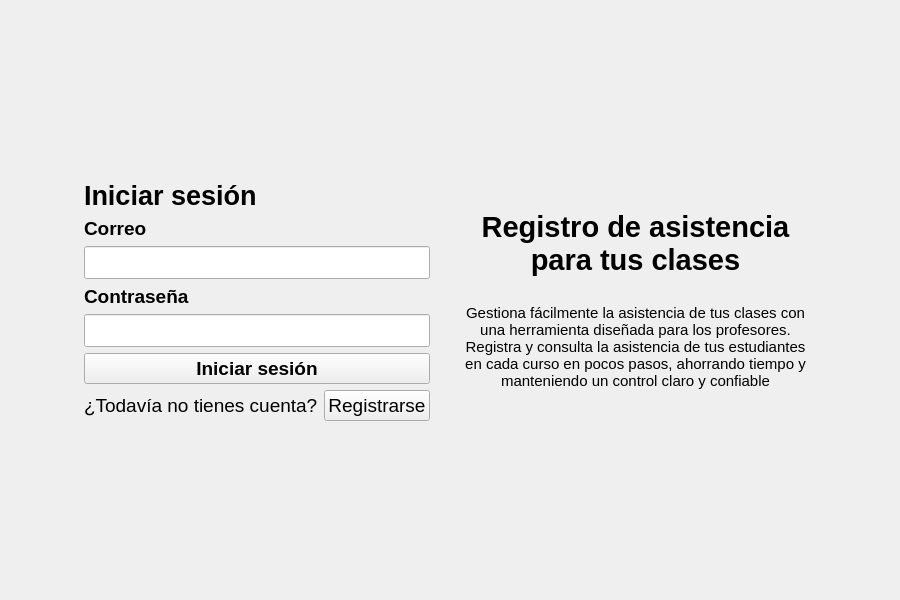
Old version of the form views/login.ui in the repository Cata-Estrada/Registro_Asistencia_Estudiantil.
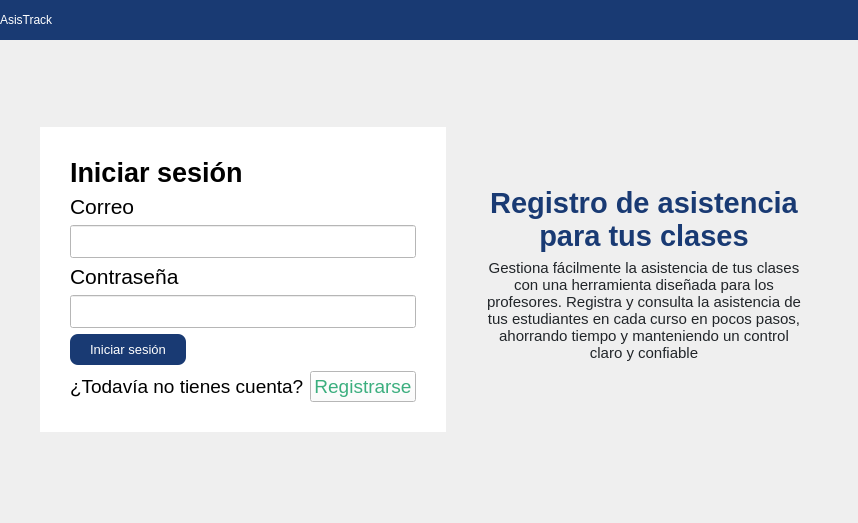
New version of the form.

Commit message: UI: actualización de estilo en vistas (layouts, íconos, y recursos)

The edit to the form file:
```diff
--- a/views/login.ui
+++ b/views/login.ui
@@ -6,15 +6,28 @@
    <rect>
     <x>0</x>
     <y>0</y>
-    <width>900</width>
-    <height>600</height>
+    <width>858</width>
+    <height>523</height>
    </rect>
   </property>
   <property name="windowTitle">
    <string>Form</string>
   </property>
-  <layout class="QHBoxLayout" name="mainLayout">
-   <item>
+  <property name="styleSheet">
+   <string notr="true">
+</string>
+  </property>
+  <layout class="QGridLayout" name="gridLayout">
+   <property name="leftMargin">
+    <number>0</number>
+   </property>
+   <property name="topMargin">
+    <number>0</number>
+   </property>
+   <property name="rightMargin">
+    <number>0</number>
+   </property>
+   <item row="1" column="0">
     <spacer name="horizontalSpacer_left">
      <property name="orientation">
       <enum>Qt::Horizontal</enum>
@@ -27,7 +40,7 @@
      </property>
     </spacer>
    </item>
-   <item>
+   <item row="1" column="1">
     <widget class="QWidget" name="widget" native="true">
      <layout class="QVBoxLayout" name="loginLayout">
       <item>
@@ -44,6 +57,40 @@
        </spacer>
       </item>
       <item>
+       <widget class="QWidget" name="widget_2" native="true">
+        <property name="styleSheet">
+         <string notr="true">background-color: rgb(255, 255, 255);</string>
+        </property>
+        <layout class="QGridLayout" name="gridLayout_2">
+         <property name="leftMargin">
+          <number>30</number>
+         </property>
+         <property name="topMargin">
+          <number>30</number>
+         </property>
+         <property name="rightMargin">
+          <number>30</number>
+         </property>
+         <property name="bottomMargin">
+          <number>30</number>
+         </property>
+         <item row="0" column="0">
+          <layout class="QVBoxLayout" name="verticalLayout_5">
+           <property name="leftMargin">
+            <number>0</number>
+           </property>
+           <property name="topMargin">
+            <number>0</number>
+           </property>
+           <property name="rightMargin">
+            <number>0</number>
+           </property>
+           <property name="bottomMargin">
+            <number>0</number>
+           </property>
+           <item>
+            <layout class="QVBoxLayout" name="verticalLayout_6">
+             <item>
        <widget class="QLabel" name="label">
         <property name="font">
          <font>
@@ -57,29 +104,18 @@
        </widget>
       </item>
       <item>
-       <layout class="QVBoxLayout" name="verticalLayout_3">
-        <property name="leftMargin">
-         <number>0</number>
-        </property>
-        <property name="topMargin">
-         <number>0</number>
-        </property>
-        <property name="rightMargin">
-         <number>0</number>
-        </property>
-        <property name="bottomMargin">
-         <number>0</number>
-        </property>
-        <item>
-         <layout class="QVBoxLayout" name="verticalLayout">
-          <item>
            <widget class="QLabel" name="titulo_correo">
             <property name="font">
              <font>
-              <pointsize>14</pointsize>
-              <bold>true</bold>
-             </font>
-            </property>
+                 <family>Segoe UI</family>
+                 <pointsize>16</pointsize>
+                 <italic>false</italic>
+                 <bold>false</bold>
+                </font>
+               </property>
+               <property name="styleSheet">
+                <string notr="true">font: 16pt &quot;Segoe UI&quot;;</string>
+               </property>
             <property name="text">
              <string>Correo</string>
             </property>
@@ -97,15 +133,20 @@
          </layout>
         </item>
         <item>
-         <layout class="QVBoxLayout" name="verticalLayout_2">
+            <layout class="QVBoxLayout" name="verticalLayout_7">
           <item>
            <widget class="QLabel" name="titulo_contrasena">
             <property name="font">
              <font>
-              <pointsize>14</pointsize>
-              <bold>true</bold>
-             </font>
-            </property>
+                 <family>Segoe UI</family>
+                 <pointsize>16</pointsize>
+                 <italic>false</italic>
+                 <bold>false</bold>
+                </font>
+               </property>
+               <property name="styleSheet">
+                <string notr="true">font: 16pt &quot;Segoe UI&quot;;</string>
+               </property>
             <property name="text">
              <string>Contraseña</string>
             </property>
@@ -120,16 +161,33 @@
             </property>
            </widget>
           </item>
-         </layout>
-        </item>
+             <item>
+              <layout class="QHBoxLayout" name="horizontalLayout_3">
         <item>
          <widget class="QPushButton" name="iniciar_sesion">
           <property name="font">
            <font>
-            <pointsize>14</pointsize>
-            <bold>true</bold>
-           </font>
-          </property>
+                   <family>Segoe UI</family>
+                   <pointsize>10</pointsize>
+                   <italic>false</italic>
+                   <bold>false</bold>
+                  </font>
+                 </property>
+                 <property name="styleSheet">
+                  <string notr="true">QPushButton#iniciar_sesion {
+    border: none;
+    background-color: #193A73;  /* Azul Figma */
+    color: white;
+    font: 10pt &quot;Segoe UI&quot;;
+    padding: 8px 20px;
+    border-radius: 8px;
+}
+
+QPushButton#iniciar_sesion:hover {
+    background-color: #2e3bd1;  /* Azul más oscuro al hover */
+}
+</string>
+                 </property>
           <property name="text">
            <string>Iniciar sesión</string>
           </property>
@@ -139,9 +197,26 @@
          </widget>
         </item>
         <item>
-         <layout class="QHBoxLayout" name="horizontalLayout">
+                <spacer name="horizontalSpacer">
+                 <property name="orientation">
+                  <enum>Qt::Horizontal</enum>
+                 </property>
+                 <property name="sizeHint" stdset="0">
+                  <size>
+                   <width>188</width>
+                   <height>20</height>
+                  </size>
+                 </property>
+                </spacer>
+               </item>
+              </layout>
+             </item>
+            </layout>
+           </item>
           <item>
-           <widget class="QLabel" name="label_2">
+            <layout class="QHBoxLayout" name="horizontalLayout_2">
+             <item>
+              <widget class="QLabel" name="label_4">
             <property name="font">
              <font>
               <pointsize>14</pointsize>
@@ -161,6 +236,9 @@
               <bold>false</bold>
              </font>
             </property>
+               <property name="styleSheet">
+                <string notr="true">color: rgb(59, 174, 126);</string>
+               </property>
             <property name="text">
              <string>Registrarse</string>
             </property>
@@ -173,6 +251,9 @@
         </item>
        </layout>
       </item>
+        </layout>
+       </widget>
+      </item>
       <item>
        <spacer name="verticalSpacer_bottom">
         <property name="orientation">
@@ -189,7 +270,7 @@
      </layout>
     </widget>
    </item>
-   <item>
+   <item row="1" column="2">
     <widget class="QWidget" name="widget_3" native="true">
      <layout class="QVBoxLayout" name="verticalLayout_4">
       <property name="leftMargin">
@@ -227,6 +308,9 @@
             <bold>true</bold>
            </font>
           </property>
+          <property name="styleSheet">
+           <string notr="true">color: rgb(25, 58, 115);</string>
+          </property>
           <property name="text">
            <string>Registro de asistencia para tus clases</string>
           </property>
@@ -238,19 +322,6 @@
           </property>
          </widget>
         </item>
-        <item>
-         <spacer name="smallSpacer_between_title_desc">
-          <property name="orientation">
-           <enum>Qt::Vertical</enum>
-          </property>
-          <property name="sizeHint" stdset="0">
-           <size>
-            <width>10</width>
-            <height>10</height>
-           </size>
-          </property>
-         </spacer>
-        </item>
         <item>
          <widget class="QLabel" name="label_3">
           <property name="font">
@@ -258,6 +329,9 @@
             <pointsize>11</pointsize>
            </font>
           </property>
+          <property name="styleSheet">
+           <string notr="true">color: rgb(33, 37, 41);</string>
+          </property>
           <property name="text">
            <string>Gestiona fácilmente la asistencia de tus clases con una herramienta diseñada para los profesores. Registra y consulta la asistencia de tus estudiantes en cada curso en pocos pasos, ahorrando tiempo y manteniendo un control claro y confiable</string>
           </property>
@@ -269,6 +343,19 @@
           </property>
          </widget>
         </item>
+        <item>
+         <spacer name="smallSpacer_between_title_desc">
+          <property name="orientation">
+           <enum>Qt::Vertical</enum>
+          </property>
+          <property name="sizeHint" stdset="0">
+           <size>
+            <width>10</width>
+            <height>10</height>
+           </size>
+          </property>
+         </spacer>
+        </item>
        </layout>
       </item>
       <item>
@@ -287,7 +374,7 @@
      </layout>
     </widget>
    </item>
-   <item>
+   <item row="1" column="3">
     <spacer name="horizontalSpacer_right">
      <property name="orientation">
       <enum>Qt::Horizontal</enum>
@@ -300,6 +387,61 @@
      </property>
     </spacer>
    </item>
+   <item row="0" column="0" colspan="4">
+    <widget class="QWidget" name="widget_4" native="true">
+     <property name="minimumSize">
+      <size>
+       <width>0</width>
+       <height>40</height>
+      </size>
+     </property>
+     <property name="styleSheet">
+      <string notr="true">background-color: rgb(25, 58, 115);</string>
+     </property>
+     <layout class="QHBoxLayout" name="horizontalLayout_4">
+      <property name="leftMargin">
+       <number>0</number>
+      </property>
+      <property name="topMargin">
+       <number>0</number>
+      </property>
+      <property name="rightMargin">
+       <number>0</number>
+      </property>
+      <property name="bottomMargin">
+       <number>0</number>
+      </property>
+      <item>
+       <layout class="QHBoxLayout" name="horizontalLayout">
+        <item>
+         <widget class="QLabel" name="label_5">
+          <property name="styleSheet">
+           <string notr="true">color: rgb(255, 255, 255);
+font: 700 18pt &quot;Segoe UI&quot;;</string>
+          </property>
+          <property name="text">
+           <string>AsisTrack</string>
+          </property>
+         </widget>
+        </item>
+        <item>
+         <spacer name="horizontalSpacer_2">
+          <property name="orientation">
+           <enum>Qt::Horizontal</enum>
+          </property>
+          <property name="sizeHint" stdset="0">
+           <size>
+            <width>108</width>
+            <height>20</height>
+           </size>
+          </property>
+         </spacer>
+        </item>
+       </layout>
+      </item>
+     </layout>
+    </widget>
+   </item>
   </layout>
  </widget>
  <resources/>
```
Lines whose indentation alone changed are shown as unchanged. The commit also changes 12 other files.
